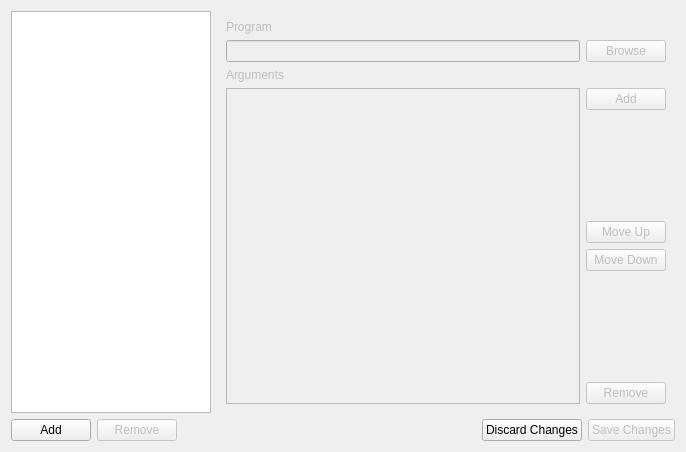
NexusTools/CoinMiningStats, file src/manageminers.ui: the form before one commit.
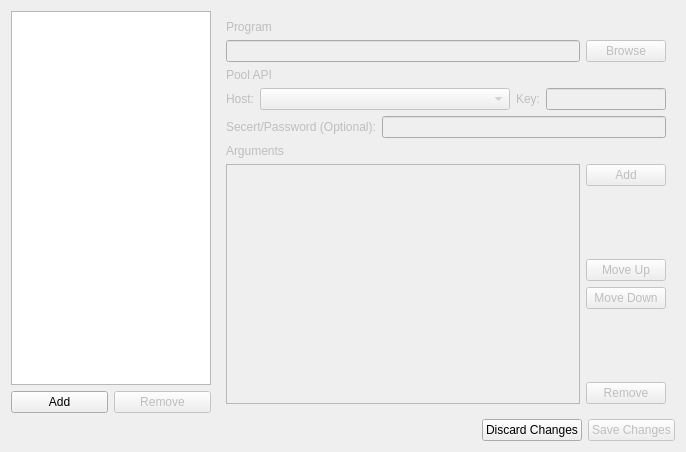
The form after the commit.

Commit message: Making new options for miners API's will be per-miner instead of the application itself.

The edit to the form file:
```diff
--- a/src/manageminers.ui
+++ b/src/manageminers.ui
@@ -17,20 +17,51 @@
    <item>
     <layout class="QHBoxLayout" name="horizontalLayout_2">
      <item>
-      <widget class="QListWidget" name="minerList">
-       <property name="sizePolicy">
-        <sizepolicy hsizetype="Preferred" vsizetype="Expanding">
-         <horstretch>0</horstretch>
-         <verstretch>0</verstretch>
-        </sizepolicy>
-       </property>
-       <property name="maximumSize">
-        <size>
-         <width>200</width>
-         <height>16777215</height>
-        </size>
-       </property>
-      </widget>
+      <layout class="QVBoxLayout" name="verticalLayout_4">
+       <item>
+        <widget class="QListWidget" name="minerList">
+         <property name="sizePolicy">
+          <sizepolicy hsizetype="Preferred" vsizetype="Expanding">
+           <horstretch>0</horstretch>
+           <verstretch>0</verstretch>
+          </sizepolicy>
+         </property>
+         <property name="maximumSize">
+          <size>
+           <width>200</width>
+           <height>16777215</height>
+          </size>
+         </property>
+        </widget>
+       </item>
+       <item>
+        <layout class="QHBoxLayout" name="horizontalLayout_6">
+         <item>
+          <widget class="QPushButton" name="addMiner">
+           <property name="text">
+            <string>Add</string>
+           </property>
+           <property name="autoDefault">
+            <bool>false</bool>
+           </property>
+          </widget>
+         </item>
+         <item>
+          <widget class="QPushButton" name="removeMiner">
+           <property name="enabled">
+            <bool>false</bool>
+           </property>
+           <property name="text">
+            <string>Remove</string>
+           </property>
+           <property name="autoDefault">
+            <bool>false</bool>
+           </property>
+          </widget>
+         </item>
+        </layout>
+       </item>
+      </layout>
      </item>
      <item>
       <widget class="QWidget" name="minerPage" native="true">
@@ -65,6 +96,81 @@
           </item>
          </layout>
         </item>
+        <item>
+         <widget class="QLabel" name="label">
+          <property name="text">
+           <string>Pool API</string>
+          </property>
+         </widget>
+        </item>
+        <item>
+         <layout class="QVBoxLayout" name="verticalLayout_5">
+          <item>
+           <layout class="QHBoxLayout" name="horizontalLayout_5">
+            <item>
+             <widget class="QLabel" name="label_2">
+              <property name="text">
+               <string>Host:</string>
+              </property>
+             </widget>
+            </item>
+            <item>
+             <widget class="QComboBox" name="host">
+              <property name="sizePolicy">
+               <sizepolicy hsizetype="MinimumExpanding" vsizetype="Fixed">
+                <horstretch>0</horstretch>
+                <verstretch>0</verstretch>
+               </sizepolicy>
+              </property>
+              <property name="minimumSize">
+               <size>
+                <width>250</width>
+                <height>0</height>
+               </size>
+              </property>
+             </widget>
+            </item>
+            <item>
+             <widget class="QLabel" name="label_5">
+              <property name="text">
+               <string>Key:</string>
+              </property>
+             </widget>
+            </item>
+            <item>
+             <widget class="QLineEdit" name="key">
+              <property name="sizePolicy">
+               <sizepolicy hsizetype="Expanding" vsizetype="Fixed">
+                <horstretch>0</horstretch>
+                <verstretch>0</verstretch>
+               </sizepolicy>
+              </property>
+              <property name="minimumSize">
+               <size>
+                <width>0</width>
+                <height>0</height>
+               </size>
+              </property>
+             </widget>
+            </item>
+           </layout>
+          </item>
+          <item>
+           <layout class="QHBoxLayout" name="horizontalLayout_7">
+            <item>
+             <widget class="QLabel" name="label_6">
+              <property name="text">
+               <string>Secert/Password (Optional):</string>
+              </property>
+             </widget>
+            </item>
+            <item>
+             <widget class="QLineEdit" name="secert"/>
+            </item>
+           </layout>
+          </item>
+         </layout>
+        </item>
         <item>
          <widget class="QLabel" name="label_3">
           <property name="text">
@@ -153,29 +259,6 @@
    </item>
    <item>
     <layout class="QHBoxLayout" name="horizontalLayout">
-     <item>
-      <widget class="QPushButton" name="addMiner">
-       <property name="text">
-        <string>Add</string>
-       </property>
-       <property name="autoDefault">
-        <bool>false</bool>
-       </property>
-      </widget>
-     </item>
-     <item>
-      <widget class="QPushButton" name="removeMiner">
-       <property name="enabled">
-        <bool>false</bool>
-       </property>
-       <property name="text">
-        <string>Remove</string>
-       </property>
-       <property name="autoDefault">
-        <bool>false</bool>
-       </property>
-      </widget>
-     </item>
      <item>
       <spacer name="horizontalSpacer">
        <property name="orientation">
```
